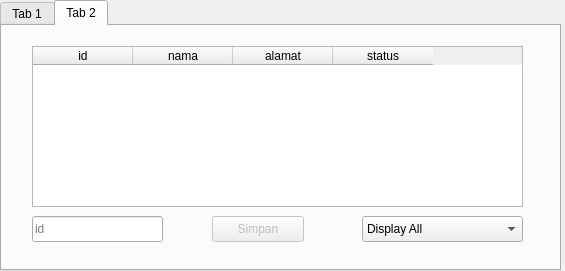
Above: ui/main_window.ui from selesdepselesnul/pyqt_crud before the change. Below: the same form after it.
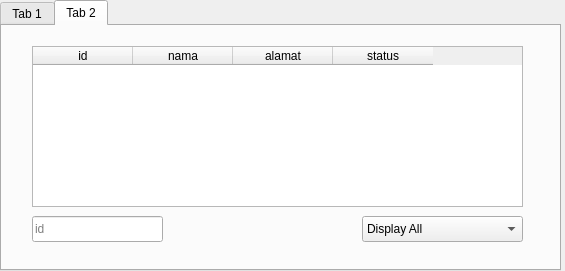
That is the form after the change.

Diff of the .ui file:
```diff
--- a/ui/main_window.ui
+++ b/ui/main_window.ui
@@ -161,31 +161,6 @@
       </property>
      </item>
     </widget>
-    <widget class="QPushButton" name="saved_button">
-     <property name="enabled">
-      <bool>false</bool>
-     </property>
-     <property name="geometry">
-      <rect>
-       <x>210</x>
-       <y>190</y>
-       <width>92</width>
-       <height>26</height>
-      </rect>
-     </property>
-     <property name="text">
-      <string>Simpan</string>
-     </property>
-     <property name="checkable">
-      <bool>false</bool>
-     </property>
-     <property name="default">
-      <bool>false</bool>
-     </property>
-     <property name="flat">
-      <bool>false</bool>
-     </property>
-    </widget>
    </widget>
   </widget>
  </widget>
```
